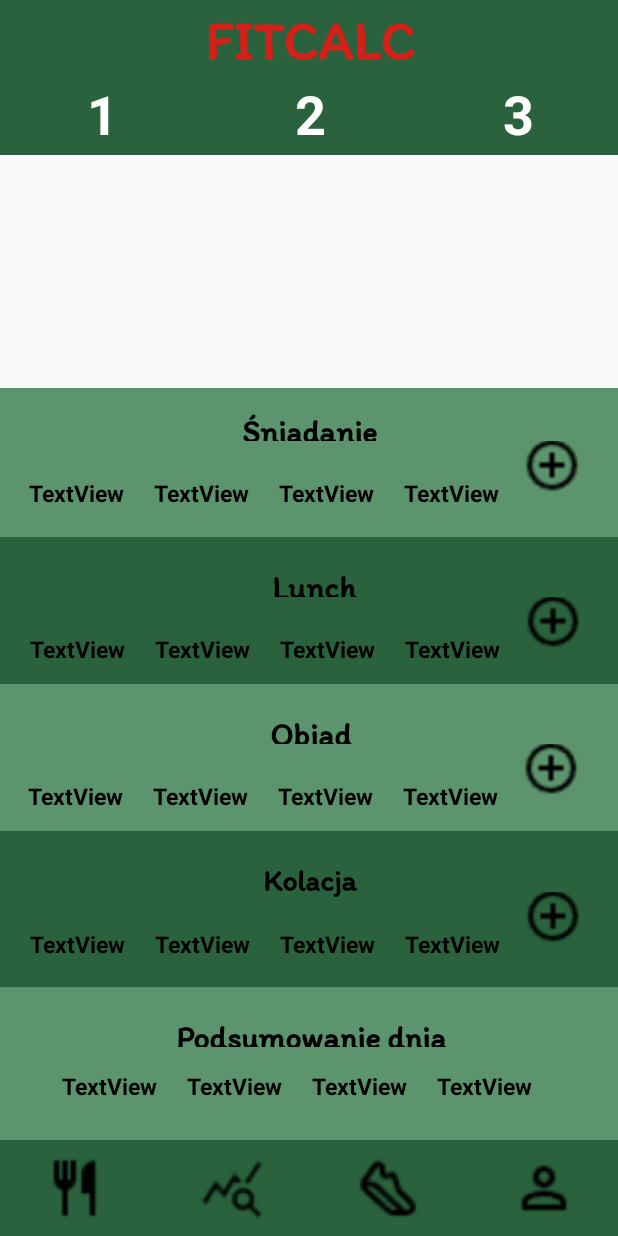
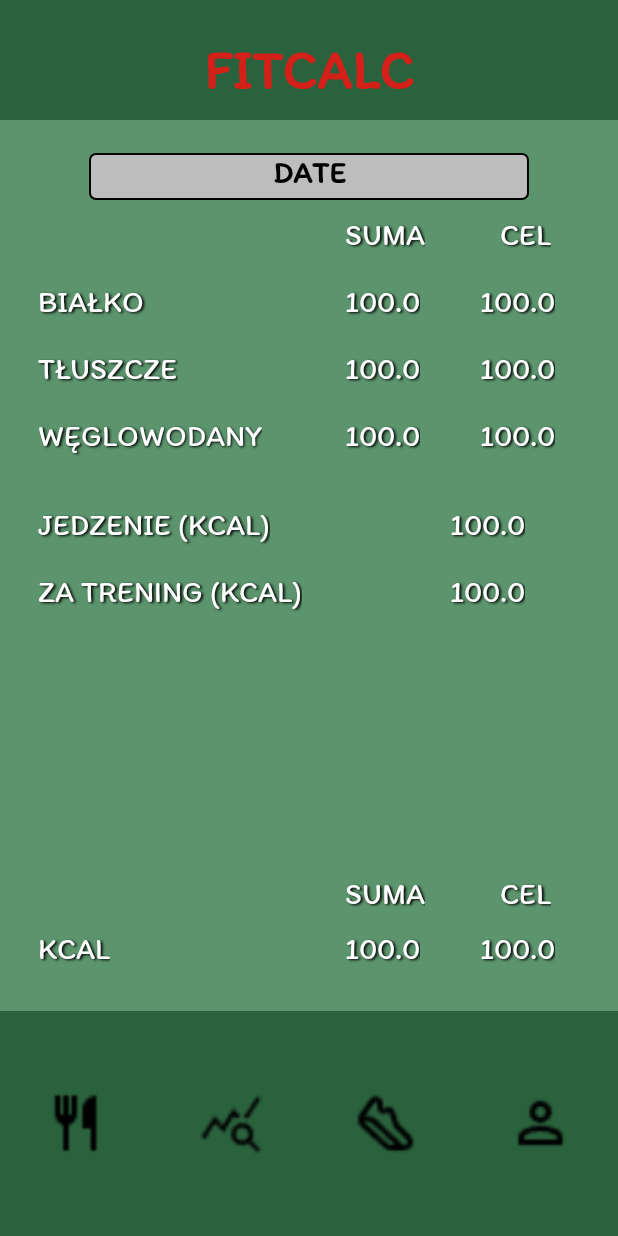
Before and after one commit to Lebron02/FITCALC, an Android app: the screen it shows after launch (LoginActivity), on a phone screen of 412 x 824 dp. Run offline under Robolectric (Android 15) with nearby library versions, the phone set to English and light mode, and no system bars.

Commit message:
Utworzenie aktywności oraz widoku podsumowania.

```diff
--- a/app/src/main/java/com/example/fitcalc/LoginActivity.java
+++ b/app/src/main/java/com/example/fitcalc/LoginActivity.java
@@ -17,7 +17,7 @@ public class LoginActivity extends AppCompatActivity {
     @Override
     protected void onCreate(Bundle savedInstanceState) {
         super.onCreate(savedInstanceState);
-        setContentView(R.layout.activity_diet);
+        setContentView(R.layout.activity_summary);
 
 //        editTextLogin = findViewById(R.id.inputlogin);
 //        editTextPassword = findViewById(R.id.inputpassword);
--- /dev/null
+++ b/app/src/main/res/layout/activity_summary.xml
@@ -0,0 +1,434 @@
+<?xml version="1.0" encoding="utf-8"?>
+<androidx.constraintlayout.widget.ConstraintLayout xmlns:android="http://schemas.android.com/apk/res/android"
+    xmlns:app="http://schemas.android.com/apk/res-auto"
+    xmlns:tools="http://schemas.android.com/tools"
+    android:layout_width="match_parent"
+    android:layout_height="match_parent"
+    android:background="@color/lightbackground">
+
+    <LinearLayout
+        android:id="@+id/linearLayout_header"
+        android:layout_width="match_parent"
+        android:layout_height="80dp"
+        android:background="@color/background"
+        android:orientation="vertical"
+        app:layout_constraintTop_toTopOf="parent">
+
+        <TextView
+            android:id="@+id/textapp2"
+            android:layout_width="match_parent"
+            android:layout_height="100dp"
+            android:fontFamily="@font/itimregular"
+            android:gravity="center"
+            android:text="FITCALC"
+            android:textColor="@color/red"
+            android:textSize="36sp"
+            android:textStyle="bold" />
+    </LinearLayout>
+
+
+    <TextView
+        android:id="@+id/training_text"
+        android:layout_width="293dp"
+        android:layout_height="33dp"
+        android:layout_marginTop="20dp"
+        android:background="@drawable/rounded_edittext"
+        android:fontFamily="@font/itimregular"
+        android:gravity="center"
+        android:text="DATE"
+        android:textColor="@color/black"
+        android:textSize="20sp"
+        android:textStyle="bold"
+        app:layout_constraintEnd_toEndOf="parent"
+        app:layout_constraintStart_toStartOf="parent"
+        app:layout_constraintTop_toBottomOf="@+id/linearLayout_header" />
+
+    <LinearLayout
+        android:id="@+id/linearLayout_Footer"
+        android:layout_width="0dp"
+        android:layout_height="150dp"
+        android:background="@color/background"
+        android:gravity="center"
+        android:orientation="horizontal"
+        android:weightSum="4"
+        app:layout_constraintBottom_toBottomOf="parent"
+        app:layout_constraintEnd_toEndOf="parent"
+        app:layout_constraintStart_toStartOf="parent">
+
+        <ImageView
+            android:id="@+id/imageView7"
+            android:layout_width="0dp"
+            android:layout_height="44dp"
+            android:layout_weight="1"
+            app:srcCompat="@drawable/jedzenie" />
+
+        <ImageView
+            android:id="@+id/imageView6"
+            android:layout_width="0dp"
+            android:layout_height="44dp"
+            android:layout_weight="1"
+            app:srcCompat="@drawable/analiza" />
+
+        <ImageView
+            android:id="@+id/imageView5"
+            android:layout_width="0dp"
+            android:layout_height="44dp"
+            android:layout_weight="1"
+            app:srcCompat="@drawable/stopa" />
+
+        <ImageView
+            android:id="@+id/imageView4"
+            android:layout_width="0dp"
+            android:layout_height="44dp"
+            android:layout_weight="1"
+            app:srcCompat="@drawable/ludzik" />
+    </LinearLayout>
+
+    <TextView
+        android:id="@+id/textView"
+        android:layout_width="wrap_content"
+        android:layout_height="wrap_content"
+        android:layout_marginStart="230dp"
+        android:layout_marginTop="10dp"
+        android:fontFamily="@font/itimregular"
+        android:shadowColor="@color/black"
+        android:shadowDx="1.5"
+        android:shadowDy="1.3"
+        android:shadowRadius="1.6"
+        android:text="Suma"
+        android:textSize="20sp"
+        android:textAllCaps="true"
+        android:textColor="@color/white"
+        app:layout_constraintStart_toStartOf="parent"
+        app:layout_constraintTop_toBottomOf="@+id/training_text" />
+
+    <TextView
+        android:id="@+id/textView2"
+        android:layout_width="wrap_content"
+        android:layout_height="wrap_content"
+        android:layout_marginStart="50dp"
+        android:layout_marginTop="10dp"
+        android:text="Cel"
+        android:textSize="20sp"
+        android:textColor="@color/white"
+        android:shadowColor="@color/black"
+        android:fontFamily="@font/itimregular"
+        android:shadowDx="1.5"
+        android:shadowDy="1.3"
+        android:shadowRadius="1.6"
+        android:textAllCaps="true"
+        app:layout_constraintStart_toEndOf="@+id/textView"
+        app:layout_constraintTop_toBottomOf="@+id/training_text" />
+
+    <TextView
+        android:id="@+id/textView3"
+        android:layout_width="wrap_content"
+        android:layout_height="wrap_content"
+        android:layout_marginStart="25dp"
+        android:text="Białko "
+        android:textSize="20sp"
+        android:textColor="@color/white"
+        android:shadowColor="@color/black"
+        android:fontFamily="@font/itimregular"
+        android:shadowDx="1.5"
+        android:shadowDy="1.3"
+        android:shadowRadius="1.6"
+        android:textAllCaps="true"
+        app:layout_constraintStart_toStartOf="parent"
+        app:layout_constraintTop_toTopOf="@+id/textView4" />
+
+    <TextView
+        android:id="@+id/textView4"
+        android:layout_width="wrap_content"
+        android:layout_height="wrap_content"
+        android:layout_marginTop="15dp"
+        android:fontFamily="@font/itimregular"
+        android:shadowColor="@color/black"
+        android:shadowDx="1.5"
+        android:shadowDy="1.3"
+        android:shadowRadius="1.6"
+        android:text="100.0"
+        android:textAllCaps="true"
+        android:textColor="@color/white"
+        android:textSize="20sp"
+        app:layout_constraintStart_toStartOf="@+id/textView"
+        app:layout_constraintTop_toBottomOf="@+id/textView" />
+
+    <TextView
+        android:id="@+id/textView5"
+        android:layout_width="wrap_content"
+        android:layout_height="wrap_content"
+        android:layout_marginStart="40dp"
+        android:layout_marginTop="15dp"
+        android:fontFamily="@font/itimregular"
+        android:shadowColor="@color/black"
+        android:shadowDx="1.5"
+        android:shadowDy="1.3"
+        android:shadowRadius="1.6"
+        android:text="100.0"
+        android:textAllCaps="true"
+        android:textColor="@color/white"
+        android:textSize="20sp"
+        app:layout_constraintStart_toEndOf="@+id/textView4"
+        app:layout_constraintTop_toBottomOf="@+id/textView2" />
+
+    <TextView
+        android:id="@+id/textView6"
+        android:layout_width="wrap_content"
+        android:layout_height="wrap_content"
+        android:layout_marginStart="25dp"
+        android:text="Tłuszcze"
+        android:textSize="20sp"
+        android:textColor="@color/white"
+        android:shadowColor="@color/black"
+        android:fontFamily="@font/itimregular"
+        android:shadowDx="1.5"
+        android:shadowDy="1.3"
+        android:shadowRadius="1.6"
+        android:textAllCaps="true"
+        app:layout_constraintStart_toStartOf="parent"
+        app:layout_constraintTop_toTopOf="@+id/textView15" />
+
+    <TextView
+        android:id="@+id/textView7"
+        android:layout_width="wrap_content"
+        android:layout_height="wrap_content"
+        android:layout_marginStart="25dp"
+        android:text="Węglowodany"
+        android:textSize="20sp"
+        android:textColor="@color/white"
+        android:shadowColor="@color/black"
+        android:fontFamily="@font/itimregular"
+        android:shadowDx="1.5"
+        android:shadowDy="1.3"
+        android:shadowRadius="1.6"
+        android:textAllCaps="true"
+        app:layout_constraintStart_toStartOf="parent"
+        app:layout_constraintTop_toTopOf="@+id/textView17" />
+
+    <TextView
+        android:id="@+id/textView8"
+        android:layout_width="wrap_content"
+        android:layout_height="wrap_content"
+        android:layout_marginStart="25dp"
+        android:layout_marginTop="30dp"
+        android:fontFamily="@font/itimregular"
+        android:shadowColor="@color/black"
+        android:shadowDx="1.5"
+        android:shadowDy="1.3"
+        android:shadowRadius="1.6"
+        android:text="Jedzenie (kcal)"
+        android:textAllCaps="true"
+        android:textColor="@color/white"
+        android:textSize="20sp"
+        app:layout_constraintStart_toStartOf="parent"
+        app:layout_constraintTop_toBottomOf="@+id/textView7" />
+
+    <TextView
+        android:id="@+id/textView9"
+        android:layout_width="wrap_content"
+        android:layout_height="wrap_content"
+        android:layout_marginStart="25dp"
+        android:layout_marginTop="15dp"
+        android:text="Za trening (kcal)"
+        android:textSize="20sp"
+        android:textColor="@color/white"
+        android:shadowColor="@color/black"
+        android:fontFamily="@font/itimregular"
+        android:shadowDx="1.5"
+        android:shadowDy="1.3"
+        android:shadowRadius="1.6"
+        android:textAllCaps="true"
+        app:layout_constraintStart_toStartOf="parent"
+        app:layout_constraintTop_toBottomOf="@+id/textView8" />
+
+    <TextView
+        android:id="@+id/textView10"
+        android:layout_width="wrap_content"
+        android:layout_height="wrap_content"
+        android:layout_marginStart="25dp"
+        android:layout_marginBottom="25dp"
+        android:text="Kcal"
+        android:textSize="20sp"
+        android:textColor="@color/white"
+        android:shadowColor="@color/black"
+        android:fontFamily="@font/itimregular"
+        android:shadowDx="1.5"
+        android:shadowDy="1.3"
+        android:shadowRadius="1.6"
+        android:textAllCaps="true"
+        app:layout_constraintBottom_toTopOf="@+id/linearLayout_Footer"
+        app:layout_constraintStart_toStartOf="parent" />
+
+    <TextView
+        android:id="@+id/textView11"
+        android:layout_width="wrap_content"
+        android:layout_height="wrap_content"
+        android:layout_marginBottom="7dp"
+        android:fontFamily="@font/itimregular"
+        android:shadowColor="@color/black"
+        android:shadowDx="1.5"
+        android:shadowDy="1.3"
+        android:shadowRadius="1.6"
+        android:text="Suma"
+        android:textAllCaps="true"
+        android:textColor="@color/white"
+        android:textSize="20sp"
+        app:layout_constraintBottom_toTopOf="@+id/textView13"
+        app:layout_constraintStart_toStartOf="@+id/textView17" />
+
+    <TextView
+        android:id="@+id/textView12"
+        android:layout_width="wrap_content"
+        android:layout_height="wrap_content"
+        android:layout_marginBottom="7dp"
+        android:fontFamily="@font/itimregular"
+        android:shadowColor="@color/black"
+        android:shadowDx="1.5"
+        android:shadowDy="1.3"
+        android:shadowRadius="1.6"
+        android:text="Cel"
+        android:textAllCaps="true"
+        android:textColor="@color/white"
+        android:textSize="20sp"
+        app:layout_constraintBottom_toTopOf="@+id/textView14"
+        app:layout_constraintStart_toStartOf="@+id/textView2" />
+
+    <TextView
+        android:id="@+id/textView13"
+        android:layout_width="wrap_content"
+        android:layout_height="wrap_content"
+        android:layout_marginBottom="25dp"
+        android:fontFamily="@font/itimregular"
+        android:shadowColor="@color/black"
+        android:shadowDx="1.5"
+        android:shadowDy="1.3"
+        android:shadowRadius="1.6"
+        android:text="100.0"
+        android:textAllCaps="true"
+        android:textColor="@color/white"
+        android:textSize="20sp"
+        app:layout_constraintBottom_toTopOf="@+id/linearLayout_Footer"
+        app:layout_constraintStart_toStartOf="@+id/textView17" />
+
+    <TextView
+        android:id="@+id/textView14"
+        android:layout_width="wrap_content"
+        android:layout_height="wrap_content"
+        android:layout_marginBottom="25dp"
+        android:fontFamily="@font/itimregular"
+        android:shadowColor="@color/black"
+        android:shadowDx="1.5"
+        android:shadowDy="1.3"
+        android:shadowRadius="1.6"
+        android:text="100.0"
+        android:textAllCaps="true"
+        android:textColor="@color/white"
+        android:textSize="20sp"
+        app:layout_constraintBottom_toTopOf="@+id/linearLayout_Footer"
+        app:layout_constraintStart_toStartOf="@+id/textView18" />
+
+    <TextView
+        android:id="@+id/textView15"
+        android:layout_width="wrap_content"
+        android:layout_height="wrap_content"
+        android:layout_marginTop="15dp"
+        android:fontFamily="@font/itimregular"
+        android:shadowColor="@color/black"
+        android:shadowDx="1.5"
+        android:shadowDy="1.3"
+        android:shadowRadius="1.6"
+        android:text="100.0"
+        android:textAllCaps="true"
+        android:textColor="@color/white"
+        android:textSize="20sp"
+        app:layout_constraintStart_toStartOf="@+id/textView4"
+        app:layout_constraintTop_toBottomOf="@+id/textView4" />
+
+    <TextView
+        android:id="@+id/textView16"
+        android:layout_width="wrap_content"
+        android:layout_height="wrap_content"
+        android:layout_marginTop="15dp"
+        android:fontFamily="@font/itimregular"
+        android:shadowColor="@color/black"
+        android:shadowDx="1.5"
+        android:shadowDy="1.3"
+        android:shadowRadius="1.6"
+        android:text="100.0"
+        android:textAllCaps="true"
+        android:textColor="@color/white"
+        android:textSize="20sp"
+        app:layout_constraintStart_toStartOf="@+id/textView5"
+        app:layout_constraintTop_toBottomOf="@+id/textView5" />
+
+    <TextView
+        android:id="@+id/textView17"
+        android:layout_width="wrap_content"
+        android:layout_height="wrap_content"
+        android:layout_marginTop="15dp"
+        android:fontFamily="@font/itimregular"
+        android:shadowColor="@color/black"
+        android:shadowDx="1.5"
+        android:shadowDy="1.3"
+        android:shadowRadius="1.6"
+        android:text="100.0"
+        android:textAllCaps="true"
+        android:textColor="@color/white"
+        android:textSize="20sp"
+        app:layout_constraintStart_toStartOf="@+id/textView15"
+        app:layout_constraintTop_toBottomOf="@+id/textView15" />
+
+    <TextView
+        android:id="@+id/textView18"
+        android:layout_width="wrap_content"
+        android:layout_height="wrap_content"
+        android:layout_marginTop="15dp"
+        android:fontFamily="@font/itimregular"
+        android:shadowColor="@color/black"
+        android:shadowDx="1.5"
+        android:shadowDy="1.3"
+        android:shadowRadius="1.6"
+        android:text="100.0"
+        android:textAllCaps="true"
+        android:textColor="@color/white"
+        android:textSize="20sp"
+        app:layout_constraintStart_toStartOf="@+id/textView16"
+        app:layout_constraintTop_toBottomOf="@+id/textView16" />
+
+    <TextView
+        android:id="@+id/textView19"
+        android:layout_width="wrap_content"
+        android:layout_height="wrap_content"
+        android:layout_marginStart="120dp"
+        android:layout_marginTop="30dp"
+        android:fontFamily="@font/itimregular"
+        android:shadowColor="@color/black"
+        android:shadowDx="1.5"
+        android:shadowDy="1.3"
+        android:shadowRadius="1.6"
+        android:text="100.0"
+        android:textAllCaps="true"
+        android:textColor="@color/white"
+        android:textSize="20sp"
+        app:layout_constraintStart_toEndOf="@+id/textView8"
+        app:layout_constraintTop_toBottomOf="@+id/textView18" />
+
+    <TextView
+        android:id="@+id/textView21"
+        android:layout_width="wrap_content"
+        android:layout_height="wrap_content"
+        android:layout_marginTop="15dp"
+        android:fontFamily="@font/itimregular"
+        android:shadowColor="@color/black"
+        android:shadowDx="1.5"
+        android:shadowDy="1.3"
+        android:shadowRadius="1.6"
+        android:text="100.0"
+        android:textAllCaps="true"
+        android:textColor="@color/white"
+        android:textSize="20sp"
+        app:layout_constraintStart_toStartOf="@+id/textView19"
+        app:layout_constraintTop_toBottomOf="@+id/textView19" />
+
+</androidx.constraintlayout.widget.ConstraintLayout>
```
